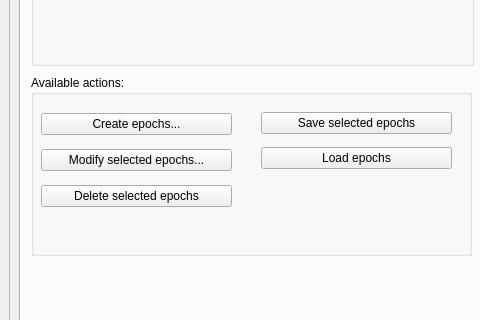
Before: the Qt Designer form meggie/ui/qt4Designer_ui_files/mainWindow.ui in cibr-jyu/meggie, drawn with Qt 5; both pictures show x 0 to 480 and y 408 to 728 of the 970 by 829 pixel window.
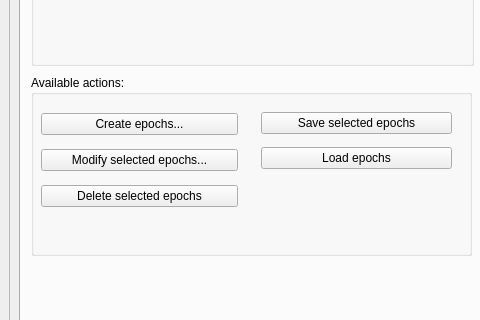
After: the same form once the commit is applied. The open tabs and pages were chosen to show the change.

Commit message: Sanity checking on filtering Ui

Diff of the .ui file:
```diff
--- a/meggie/ui/qt4Designer_ui_files/mainWindow.ui
+++ b/meggie/ui/qt4Designer_ui_files/mainWindow.ui
@@ -37,8 +37,8 @@
         <rect>
          <x>0</x>
          <y>0</y>
-         <width>950</width>
-         <height>721</height>
+         <width>948</width>
+         <height>726</height>
         </rect>
        </property>
        <property name="minimumSize">
@@ -1658,7 +1658,7 @@
                 <rect>
                  <x>10</x>
                  <y>30</y>
-                 <width>191</width>
+                 <width>197</width>
                  <height>111</height>
                 </rect>
                </property>
```
Left out of the diff: 2 changed lines with no effect on the pictures. The commit also changes 7 other files.
